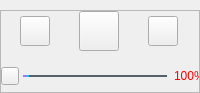
Before: the Qt Designer form VideoPlayer/customer/SystemTray.ui in huizhang556/pc-video-player, drawn with Qt 5.
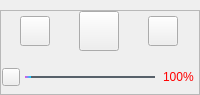
After: the same form once the commit is applied. Icons and pictures are not drawn.

```diff
--- a/VideoPlayer/customer/SystemTray.ui
+++ b/VideoPlayer/customer/SystemTray.ui
@@ -7,7 +7,7 @@
     <x>0</x>
     <y>0</y>
     <width>200</width>
-    <height>93</height>
+    <height>95</height>
    </rect>
   </property>
   <property name="maximumSize">
@@ -184,7 +184,13 @@
            <widget class="QSlider" name="horizontalSlider_sound">
             <property name="minimumSize">
              <size>
-              <width>0</width>
+              <width>130</width>
+              <height>25</height>
+             </size>
+            </property>
+            <property name="maximumSize">
+             <size>
+              <width>130</width>
               <height>25</height>
              </size>
             </property>
@@ -250,13 +256,13 @@
            <widget class="QLabel" name="label_percentage">
             <property name="minimumSize">
              <size>
-              <width>28</width>
+              <width>36</width>
               <height>0</height>
              </size>
             </property>
             <property name="maximumSize">
              <size>
-              <width>28</width>
+              <width>36</width>
               <height>16777215</height>
              </size>
             </property>
```
Left out of the diff: 5 changed lines with no effect on the pictures.
